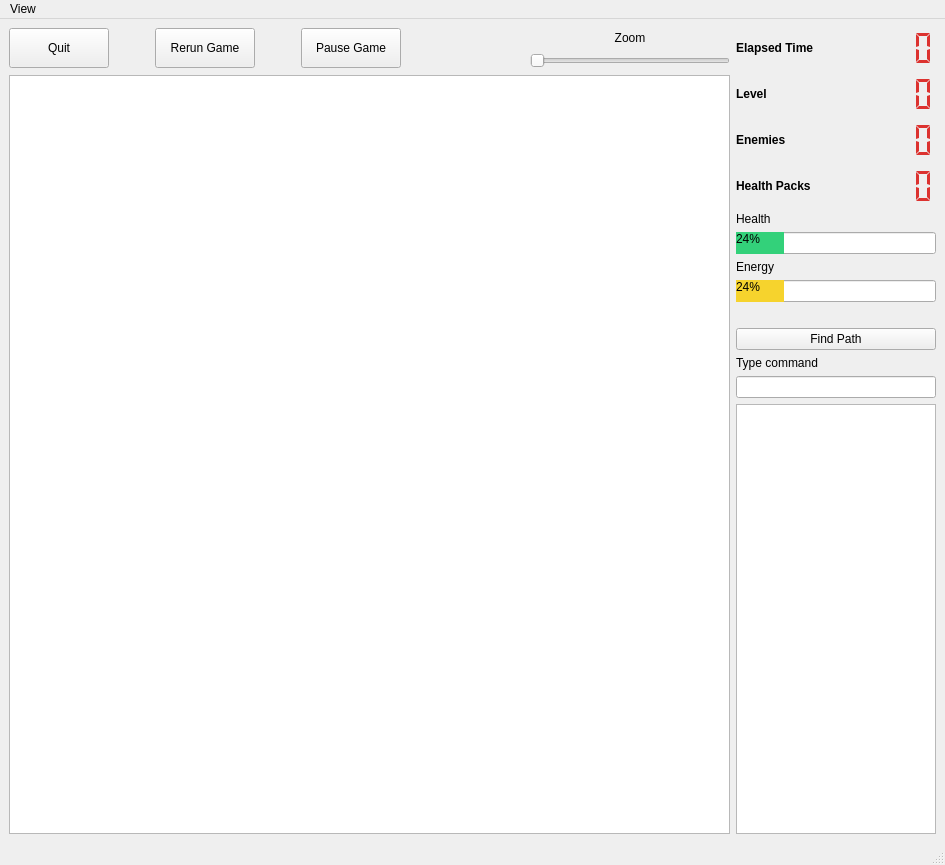
The window that gamewindow.ui (nicogutz/APT-Qt-Game) describes before a commit, drawn with Qt 5.
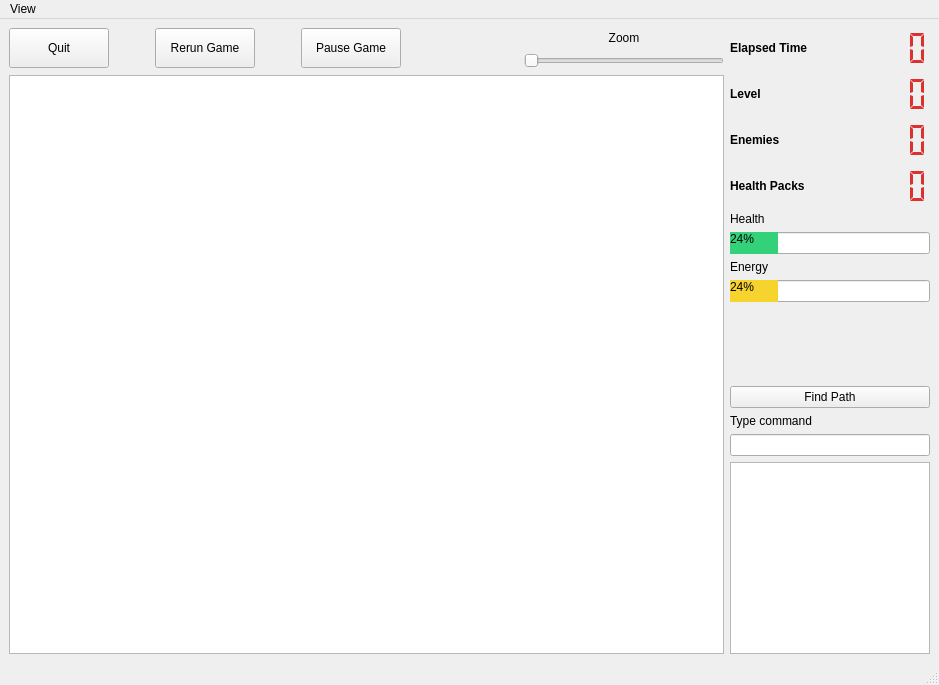
The same window after the commit. Icons and pictures are not drawn.

Commit message: Fixed UI spacing issue

The edit to the form file:
```diff
--- a/gamewindow.ui
+++ b/gamewindow.ui
@@ -6,8 +6,8 @@
    <rect>
     <x>0</x>
     <y>0</y>
-    <width>945</width>
-    <height>865</height>
+    <width>939</width>
+    <height>685</height>
    </rect>
   </property>
   <property name="windowTitle">
@@ -451,6 +451,22 @@
           </item>
          </layout>
         </item>
+        <item>
+         <spacer name="verticalSpacer">
+          <property name="orientation">
+           <enum>Qt::Vertical</enum>
+          </property>
+          <property name="sizeType">
+           <enum>QSizePolicy::Expanding</enum>
+          </property>
+          <property name="sizeHint" stdset="0">
+           <size>
+            <width>1</width>
+            <height>10</height>
+           </size>
+          </property>
+         </spacer>
+        </item>
         <item>
          <widget class="QPushButton" name="path_find_trigger">
           <property name="text">
@@ -493,8 +509,8 @@
     <rect>
      <x>0</x>
      <y>0</y>
-     <width>945</width>
-     <height>21</height>
+     <width>939</width>
+     <height>22</height>
     </rect>
    </property>
    <widget class="QMenu" name="view_menu">
```
